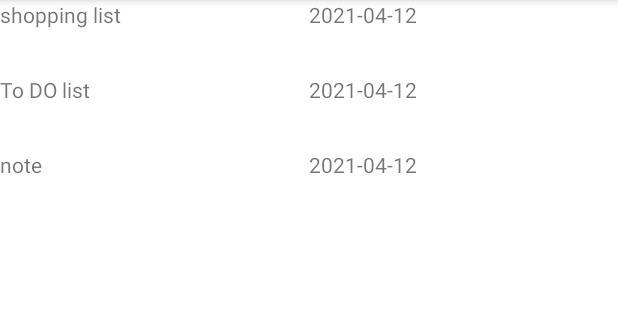
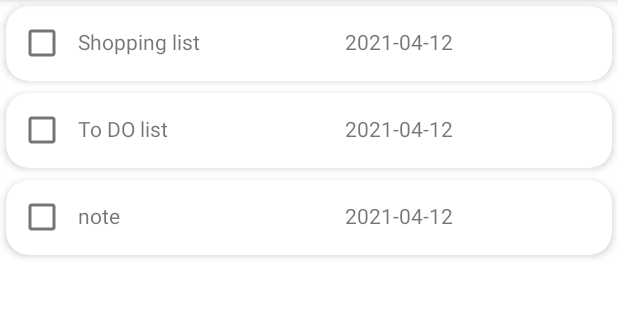
Before and after one commit to Olgapsareva/Notebook, an Android app: the screen it shows after launch (MainActivity), on a phone screen of 412 x 824 dp, the part 84-404 px from its top. Run offline under Robolectric (Android 15) with nearby library versions, the phone set to English and light mode, and no system bars.

Commit message:
homework8.RecycleView. CardView added

```diff
--- a/app/src/main/AndroidManifest.xml
+++ b/app/src/main/AndroidManifest.xml
@@ -9,7 +9,7 @@
         android:roundIcon="@mipmap/ic_launcher_round"
         android:supportsRtl="true"
         android:theme="@style/AppTheme">
-        <activity android:name=".NoteActivity"></activity>
+        <activity android:name=".NoteActivity"/>
         <activity android:name=".MainActivity">
             <intent-filter>
                 <action android:name="android.intent.action.MAIN" />
--- /dev/null
+++ b/app/src/main/java/ru/geekbrains/notebook/CardData.java
@@ -0,0 +1,32 @@
+package ru.geekbrains.notebook;
+
+import android.os.Build;
+
+import java.time.LocalDate;
+
+public class CardData {
+
+    private String title;
+    private String body;
+    private LocalDate dateOfCreation;
+
+    public CardData(String title, String body) {
+        this.title = title;
+        this.body = body;
+        if (Build.VERSION.SDK_INT >= Build.VERSION_CODES.O) {
+            dateOfCreation = LocalDate.now();
+        }
+    }
+
+    public String getTitle() {
+        return title;
+    }
+
+    public String getBody() {
+        return body;
+    }
+
+    public LocalDate getDateOfCreation() {
+        return dateOfCreation;
+    }
+}
--- /dev/null
+++ b/app/src/main/java/ru/geekbrains/notebook/CardSource.java
@@ -0,0 +1,7 @@
+package ru.geekbrains.notebook;
+
+public interface CardSource {
+
+    CardData getCardData(int position);
+    int size();
+}
--- /dev/null
+++ b/app/src/main/java/ru/geekbrains/notebook/CardSourceImpl.java
@@ -0,0 +1,42 @@
+package ru.geekbrains.notebook;
+
+import android.content.res.Resources;
+
+import java.util.ArrayList;
+import java.util.List;
+
+public class CardSourceImpl implements CardSource{
+
+    private List<CardData> dataSource;
+    private Resources resources;
+
+    public CardSourceImpl(Resources resources) {
+        dataSource = new ArrayList<>(7);
+        this.resources = resources;
+    }
+
+    public CardSourceImpl init() {
+        String[] titles = resources.getStringArray(R.array.titles);
+        String[] descriptions = resources.getStringArray(R.array.descriptions);
+
+        for (int i = 0; i < descriptions.length; i++) {
+            dataSource.add(new CardData(titles[i], descriptions[i]));
+        }
+
+        return this;
+    }
+
+    public Resources getResources() {
+        return resources;
+    }
+
+    @Override
+    public CardData getCardData(int position) {
+        return dataSource.get(position);
+    }
+
+    @Override
+    public int size() {
+        return dataSource.size();
+    }
+}
--- a/app/src/main/java/ru/geekbrains/notebook/Note.java
+++ b/app/src/main/java/ru/geekbrains/notebook/Note.java
@@ -11,25 +11,23 @@ public class Note implements Parcelable {
     private String title;
     private String body;
     private LocalDate dateOfCreation;
-    private static int count;
+    //private static int count;
 
     public static Note[] notes = {
             new Note("shopping list", "sugar\nsalt\nbread"),
             new Note("To DO list", "wake up\ndo stuff\ngo to bed"),
             new Note("note","")};
 
-    private Note(String title, String body){
+    public Note(String title, String body){
         this.title = title;
         this.body = body;
         if (Build.VERSION.SDK_INT >= Build.VERSION_CODES.O) {
             dateOfCreation = LocalDate.now();
         }
-        count++;
+        //count++;
     }
 
-    private Note() {
-        this(String.format("new note %d", count), "");
-    }
+
 
     protected Note(Parcel in) {
         title = in.readString();
--- a/app/src/main/java/ru/geekbrains/notebook/NoteListAdapter.java
+++ b/app/src/main/java/ru/geekbrains/notebook/NoteListAdapter.java
@@ -3,18 +3,18 @@ package ru.geekbrains.notebook;
 import android.view.LayoutInflater;
 import android.view.View;
 import android.view.ViewGroup;
-import android.widget.LinearLayout;
 import android.widget.TextView;
 
 import androidx.annotation.NonNull;
+import androidx.cardview.widget.CardView;
 import androidx.recyclerview.widget.RecyclerView;
 
 public class NoteListAdapter extends RecyclerView.Adapter<NoteListAdapter.ViewHolder> {
 
-    private Note[] data;
+    private CardSource data;
     private OnItemClickListener listener;
 
-    public NoteListAdapter(Note[] data, OnItemClickListener listener) {
+    public NoteListAdapter(CardSource data, OnItemClickListener listener) {
         this.data = data;
         this.listener = listener;
     }
@@ -22,15 +22,14 @@ public class NoteListAdapter extends RecyclerView.Adapter<NoteListAdapter.ViewHo
     @NonNull
     @Override
     public ViewHolder onCreateViewHolder(@NonNull ViewGroup parent, int viewType) {
-        LinearLayout linearLayout = (LinearLayout) LayoutInflater.from(parent.getContext())
+        CardView linearLayout = (CardView) LayoutInflater.from(parent.getContext())
                 .inflate(R.layout.list_item, parent, false);
         return new ViewHolder(linearLayout);
     }
 
     @Override
     public void onBindViewHolder(@NonNull ViewHolder holder, int position) {
-        holder.getTitleView().setText(data[position].getTitle());
-        holder.getDateView().setText(data[position].getDateOfCreation().toString());
+        holder.setData(data.getCardData(position));
 
         holder.getTitleView().setOnClickListener(new View.OnClickListener() {
             @Override
@@ -42,10 +41,11 @@ public class NoteListAdapter extends RecyclerView.Adapter<NoteListAdapter.ViewHo
 
     @Override
     public int getItemCount() {
-        return data.length;
+        return data.size();
     }
 
-    public static class ViewHolder extends RecyclerView.ViewHolder{
+    public static class ViewHolder extends RecyclerView.ViewHolder {
+
         private final TextView title;
         private final TextView date;
 
@@ -59,12 +59,15 @@ public class NoteListAdapter extends RecyclerView.Adapter<NoteListAdapter.ViewHo
             return title;
         }
 
-        public TextView getDateView() {
-            return date;
+
+        public void setData(CardData cardData) {
+            title.setText(cardData.getTitle());
+            date.setText(cardData.getDateOfCreation().toString());
         }
+
     }
 
-    public interface OnItemClickListener{
+    public interface OnItemClickListener {
         void onItemClick(View view, int position);
     }
 }
--- a/app/src/main/java/ru/geekbrains/notebook/NoteListFragment.java
+++ b/app/src/main/java/ru/geekbrains/notebook/NoteListFragment.java
@@ -2,6 +2,7 @@ package ru.geekbrains.notebook;
 
 import android.content.res.Configuration;
 import android.os.Bundle;
+
 import androidx.annotation.Nullable;
 import androidx.fragment.app.Fragment;
 import androidx.recyclerview.widget.LinearLayoutManager;
@@ -39,13 +40,15 @@ public class NoteListFragment extends Fragment {
 
 
     private void initNoteList(View view) {
-        Note[] data = Note.getNotes();
+        //Note[] data = Note.getNotes();
+        CardSource data = new CardSourceImpl(getResources()).init();
         RecyclerView recyclerView = view.findViewById(R.id.recycle_note_list);
 
         //создаем адаптер и сетим листенера на нажание элемента списка
         NoteListAdapter adapter = new NoteListAdapter(data, (view1, position) ->
                 //TODO заменить на что-то полезное:
-                Log.i("PLACEHOLDER", String.format("note %s selected", data[position].getTitle()))
+                Log.i("PLACEHOLDER", String.format("note %s selected", data.getCardData(position).getTitle()))
+                //createNoteItem((TextView) view1, data[position])
         );
 
         //прикручиваем адаптер к ресайкл вью и отображаем с помощью менеджера
@@ -55,15 +58,16 @@ public class NoteListFragment extends Fragment {
 
     private void createNoteItem(TextView txtV, Note note) {
         txtV.setText(note.getTitle());
-        txtV.setOnClickListener(v->{
-            if(isLandscape){
+        txtV.setOnClickListener(v -> {
+            if (isLandscape) {
                 showLandscapeNote(note);
-            } else{
+            } else {
                 showPortraitNote(note);
             }
 
         });
     }
+
     //если ориентация альбомная то создается новый фрагмент рядом
     private void showLandscapeNote(Note note) {
         NoteFragment fragment = NoteFragment.newInstance(note);
--- a/app/src/main/res/layout/fragment_note_list.xml
+++ b/app/src/main/res/layout/fragment_note_list.xml
@@ -1,11 +1,10 @@
 <?xml version="1.0" encoding="utf-8"?>
-<LinearLayout
-    xmlns:android="http://schemas.android.com/apk/res/android"
+<LinearLayout xmlns:android="http://schemas.android.com/apk/res/android"
     xmlns:tools="http://schemas.android.com/tools"
     android:layout_width="match_parent"
     android:layout_height="match_parent"
-    tools:context=".NoteListFragment"
-    android:orientation="vertical">
+    android:orientation="vertical"
+    tools:context=".NoteListFragment">
 
     <!--<include
         android:id="@+id/toolbar_main"
@@ -15,6 +14,6 @@
         android:id="@+id/recycle_note_list"
         android:layout_width="match_parent"
         android:layout_height="match_parent"
-        tools:listitem="@layout/list_item"/>
+        tools:listitem="@layout/list_item" />
 
 </LinearLayout>
--- a/app/src/main/res/layout/list_item.xml
+++ b/app/src/main/res/layout/list_item.xml
@@ -1,8 +1,19 @@
 <?xml version="1.0" encoding="utf-8"?>
-<LinearLayout xmlns:android="http://schemas.android.com/apk/res/android"
+<androidx.cardview.widget.CardView xmlns:android="http://schemas.android.com/apk/res/android"
     android:layout_width="match_parent"
     android:layout_height="wrap_content"
-    android:orientation="horizontal">
+    xmlns:app="http://schemas.android.com/apk/res-auto"
+    app:cardCornerRadius="15dp"
+    app:cardElevation="3dp"
+    android:layout_margin="4dp">
+
+    <LinearLayout
+        android:layout_width="match_parent"
+        android:layout_height="wrap_content">
+
+        <CheckBox
+            android:layout_width="wrap_content"
+            android:layout_height="match_parent"/>
 
         <TextView
             android:id="@+id/list_item_title"
@@ -17,5 +28,6 @@
             android:layout_height="@dimen/list_item_height"
             android:layout_weight="1"
             android:text="@string/date" />
+    </LinearLayout>
 
-</LinearLayout>
+</androidx.cardview.widget.CardView>
--- /dev/null
+++ b/app/src/main/res/values/arrays.xml
@@ -0,0 +1,14 @@
+<?xml version="1.0" encoding="utf-8"?>
+<resources>
+    <string-array name="titles">
+        <item>@string/title1</item>
+        <item>@string/title2</item>
+        <item>@string/title3</item>
+    </string-array>
+
+    <string-array name="descriptions">
+        <item>@string/description1</item>
+        <item>@string/description2</item>
+        <item>@string/description3</item>
+    </string-array>
+</resources>
--- a/app/src/main/res/values/strings.xml
+++ b/app/src/main/res/values/strings.xml
@@ -11,4 +11,10 @@
     <string name="settings">Settings</string>
     <string name="nav_open_drawer">Open navigation drawer</string>
     <string name="nav_close_drawer">Close navigation drawer</string>
+    <string name="title1">Shopping list</string>
+    <string name="title2">To DO list</string>
+    <string name="title3">note</string>
+    <string name="description1">sugar\nsalt\nbread</string>
+    <string name="description2">wake up\ndo stuff\ngo to bed</string>
+    <string name="description3" />
 </resources>
```
Lines whose indentation alone changed are shown as unchanged.
